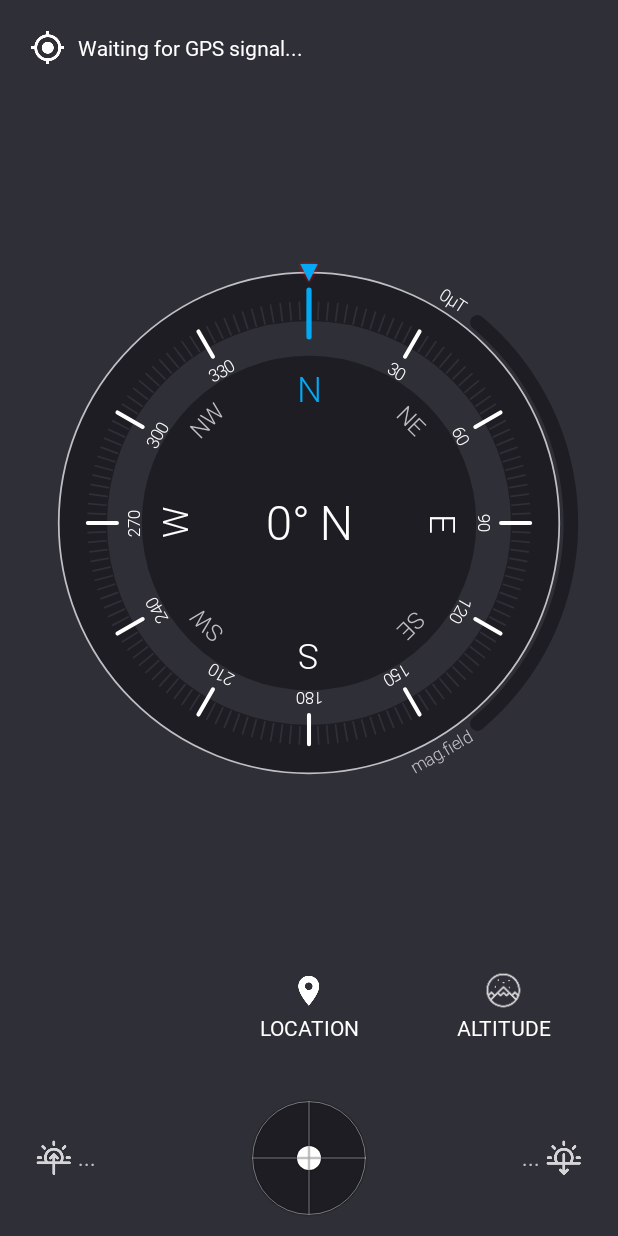
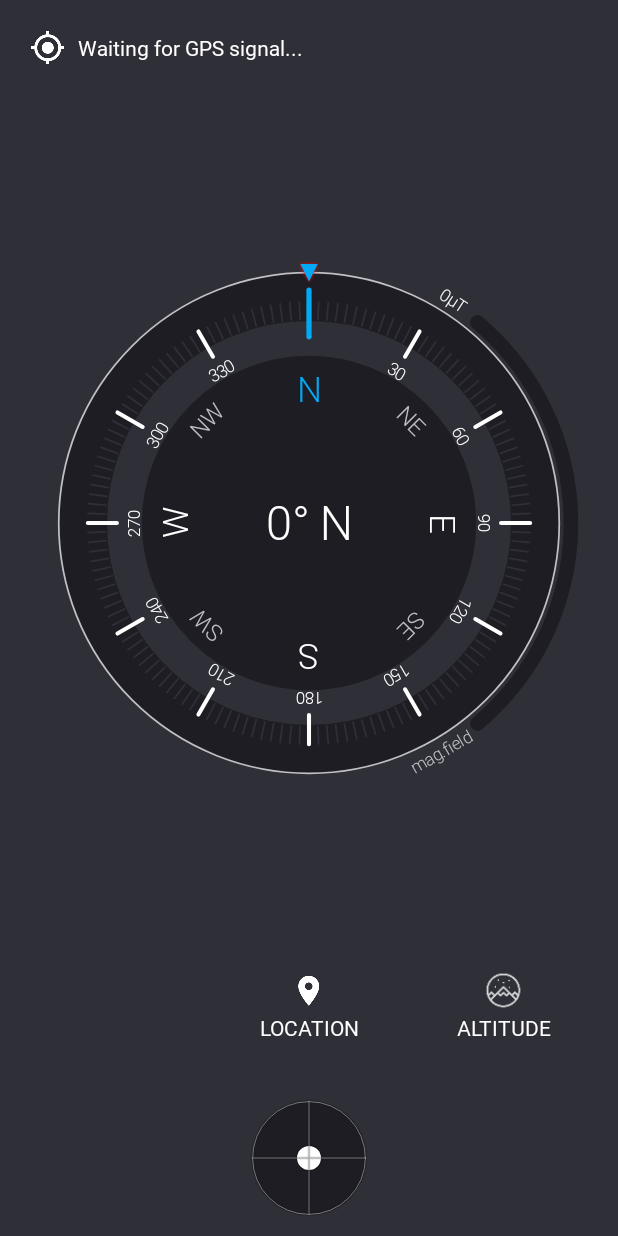
Before and after one commit to sayederfanarefin/android-compass, an Android app: the fragment CompassFragment shown on its own in the app's theme, on a phone screen of 412 x 824 dp. Run offline under Robolectric (Android 15) with nearby library versions, the phone set to English and light mode, and no system bars.

Commit message:
removed un necessarry sun rise/set stuff

```diff
--- a/app/src/main/res/layout/fragment_compass.xml
+++ b/app/src/main/res/layout/fragment_compass.xml
@@ -170,20 +170,7 @@
         android:layout_height="80dp"
         android:layout_gravity="bottom">
 
-        <info.sayederfanarefin.compass.view.RobotoTextView
-            android:id="@+id/txt_sunrise"
-            android:layout_width="wrap_content"
-            android:layout_height="match_parent"
-            android:layout_gravity="center_vertical"
-            android:clickable="true"
-            android:drawableLeft="@drawable/ic_sunrise"
-            android:drawableStart="@drawable/ic_sunrise"
-            android:ellipsize="end"
-            android:foreground="?selectableItemBackground"
-            android:gravity="center_vertical"
-            android:maxLines="1"
-            android:padding="8dp"
-            android:text="..." />
+
 
         <info.sayederfanarefin.compass.sensor.view.AccelerometerView
             android:id="@+id/accelerometer_view"
@@ -191,20 +178,7 @@
             android:layout_height="match_parent"
             android:layout_weight="1" />
 
-        <info.sayederfanarefin.compass.view.RobotoTextView
-            android:id="@+id/txt_sunset"
-            android:layout_width="wrap_content"
-            android:layout_height="match_parent"
-            android:layout_gravity="center_vertical"
-            android:clickable="true"
-            android:drawableEnd="@drawable/ic_sunset"
-            android:drawableRight="@drawable/ic_sunset"
-            android:ellipsize="end"
-            android:foreground="?selectableItemBackground"
-            android:gravity="center_vertical"
-            android:maxLines="1"
-            android:padding="8dp"
-            android:text="..." />
+
 
     </LinearLayout>
 
```
Also changed, not shown: app/src/main/java/info/sayederfanarefin/compass/fragments/CompassFragment.java (+2 -7 lines).
